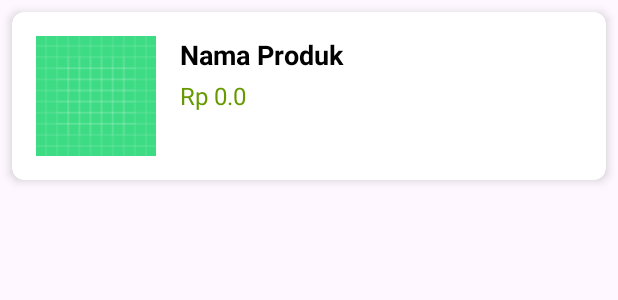
After one commit to mikailrizqy/ProjectMAP, an Android app: the layout item_product.xml on its own in the app's theme, with its tools: preview values and no code run, on a phone screen of 412 x 824 dp. The commit adds this screen. Shown: the top 300 px of the screen. Run offline under Robolectric (Android 15) with nearby library versions, the phone set to English and light mode, and no system bars.

Commit message:
Main Page?

```diff
--- a/app/build.gradle.kts
+++ b/app/build.gradle.kts
@@ -42,6 +42,8 @@ dependencies {
     implementation(libs.material)
     implementation(libs.androidx.activity)
     implementation(libs.androidx.constraintlayout)
+    implementation("androidx.cardview:cardview:1.0.0")
+    implementation("androidx.recyclerview:recyclerview:1.2.1")
     testImplementation(libs.junit)
     androidTestImplementation(libs.androidx.junit)
     androidTestImplementation(libs.androidx.espresso.core)
--- /dev/null
+++ b/app/src/main/res/layout/item_product.xml
@@ -0,0 +1,52 @@
+<?xml version="1.0" encoding="utf-8"?>
+<androidx.cardview.widget.CardView xmlns:android="http://schemas.android.com/apk/res/android"
+    xmlns:app="http://schemas.android.com/apk/res-auto"
+    xmlns:tools="http://schemas.android.com/tools"
+    android:layout_width="match_parent"
+    android:layout_height="wrap_content"
+    android:layout_margin="8dp"
+    app:cardCornerRadius="8dp"
+    app:cardElevation="4dp">
+
+    <androidx.constraintlayout.widget.ConstraintLayout
+        android:layout_width="match_parent"
+        android:layout_height="wrap_content"
+        android:padding="16dp">
+
+        <ImageView
+            android:id="@+id/iv_product_image"
+            android:layout_width="80dp"
+            android:layout_height="80dp"
+            android:scaleType="centerCrop"
+            android:src="@drawable/ic_launcher_background" app:layout_constraintStart_toStartOf="parent"
+            app:layout_constraintTop_toTopOf="parent" />
+
+        <TextView
+            android:id="@+id/tv_product_name"
+            android:layout_width="0dp"
+            android:layout_height="wrap_content"
+            android:layout_marginStart="16dp"
+            android:text="Nama Produk"
+            android:textSize="18sp"
+            android:textStyle="bold"
+            android:textColor="@android:color/black"
+            app:layout_constraintEnd_toEndOf="parent"
+            app:layout_constraintStart_toEndOf="@id/iv_product_image"
+            app:layout_constraintTop_toTopOf="@id/iv_product_image" />
+
+        <TextView
+            android:id="@+id/tv_product_price"
+            android:layout_width="0dp"
+            android:layout_height="wrap_content"
+            android:layout_marginStart="16dp"
+            android:layout_marginTop="4dp"
+            android:text="Rp 0.0"
+            android:textSize="16sp"
+            android:textColor="@android:color/holo_green_dark"
+            app:layout_constraintEnd_toEndOf="parent"
+            app:layout_constraintStart_toEndOf="@id/iv_product_image"
+            app:layout_constraintTop_toBottomOf="@id/tv_product_name" />
+
+    </androidx.constraintlayout.widget.ConstraintLayout>
+
+</androidx.cardview.widget.CardView>
```
Also changed, not shown: app/src/main/java/com/example/projectmap/MainActivity.kt (+63 -11 lines), app/src/main/java/com/example/projectmap/Product.kt (added, +9 -0 lines), app/src/main/java/com/example/projectmap/ProductAdapter.kt (added, +39 -0 lines), app/src/main/res/layout/activity_main.xml (+19 -6 lines).
